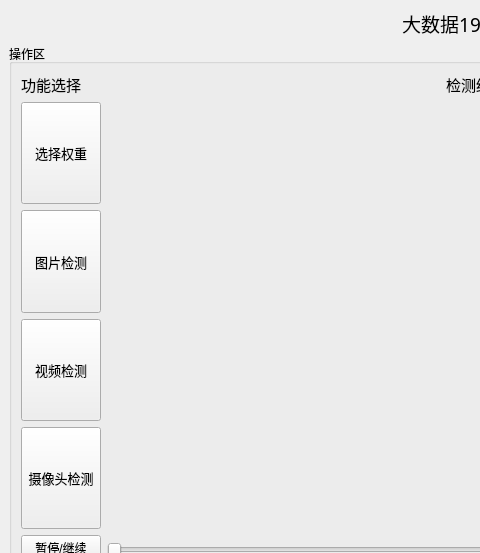
Qt form ui/MainWindow.ui (iWorld-y/DetectionPyQt) before a commit; both pictures show x 0 to 480 and y 0 to 553 of the 951 by 636 pixel window.
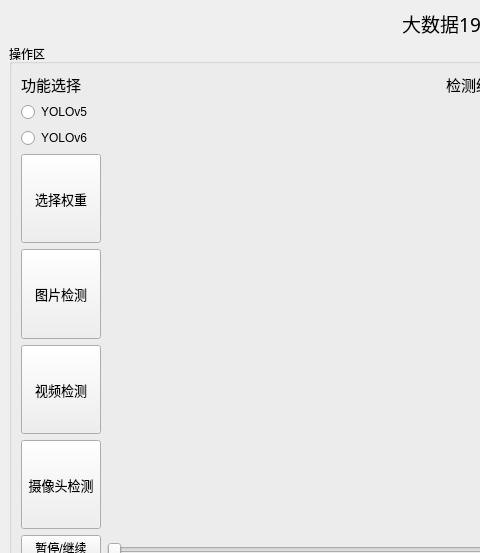
The same form after that commit. Icons and pictures are not drawn.

```diff
--- a/ui/MainWindow.ui
+++ b/ui/MainWindow.ui
@@ -148,6 +148,20 @@
         <layout class="QHBoxLayout" name="horizontalLayout_3" stretch="1,11">
          <item>
           <layout class="QVBoxLayout" name="verticalLayout">
+           <item>
+            <widget class="QRadioButton" name="YOLOv5">
+             <property name="text">
+              <string>YOLOv5</string>
+             </property>
+            </widget>
+           </item>
+           <item>
+            <widget class="QRadioButton" name="YOLOv6">
+             <property name="text">
+              <string>YOLOv6</string>
+             </property>
+            </widget>
+           </item>
            <item>
             <widget class="QPushButton" name="open_weight">
              <property name="sizePolicy">
```
